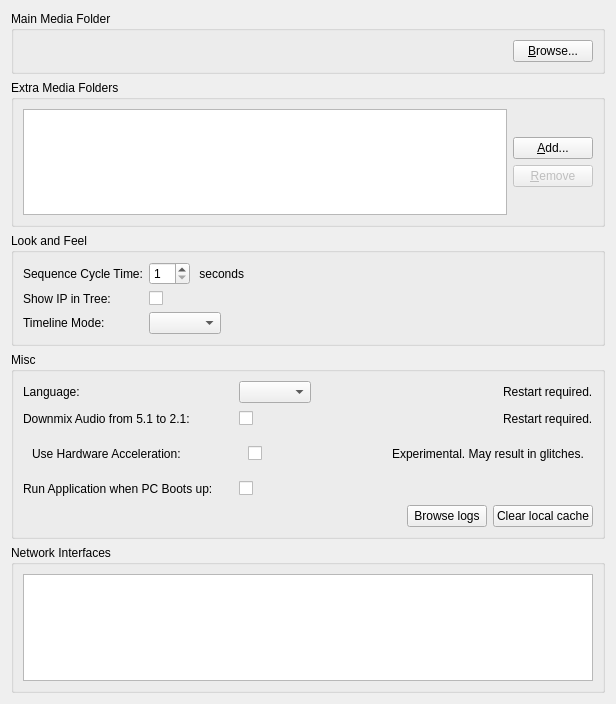
networkoptix/nx_open, file client/src/ui/widgets/settings/general_preferences_widget.ui: the form before one commit.
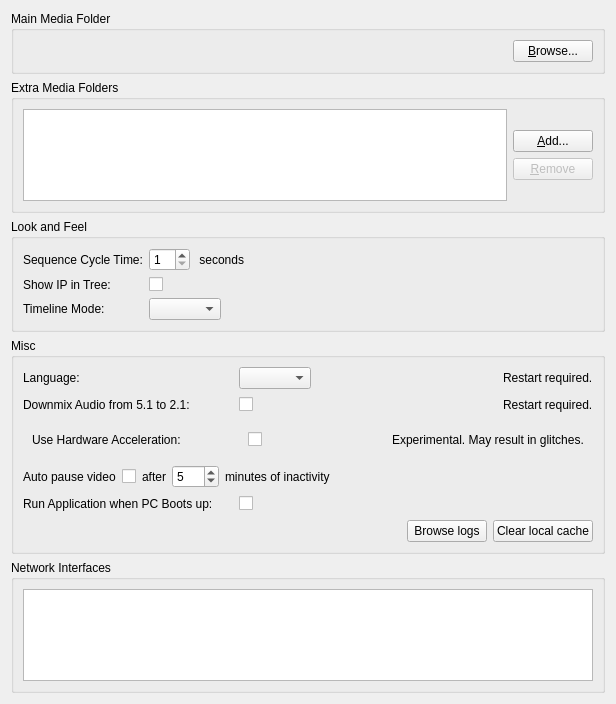
The form after the commit.

Commit message:
inactivity watcher and related settings
<==== Mercurial data ====>
Branch: feature_2654_auto_pause

```diff
--- a/client/src/ui/widgets/settings/general_preferences_widget.ui
+++ b/client/src/ui/widgets/settings/general_preferences_widget.ui
@@ -357,6 +357,82 @@
         </layout>
        </widget>
       </item>
+      <item>
+       <layout class="QHBoxLayout" name="pauseOnInactivityLayout">
+        <item>
+         <widget class="QLabel" name="pauseOnInactivityLabel">
+          <property name="text">
+           <string>Auto pause video</string>
+          </property>
+         </widget>
+        </item>
+        <item>
+         <widget class="QCheckBox" name="pauseOnInactivityCheckBox">
+          <property name="text">
+           <string/>
+          </property>
+         </widget>
+        </item>
+        <item>
+         <widget class="QWidget" name="idleTimeoutWidget" native="true">
+          <layout class="QHBoxLayout" name="horizontalLayout_3">
+           <property name="leftMargin">
+            <number>0</number>
+           </property>
+           <property name="topMargin">
+            <number>0</number>
+           </property>
+           <property name="rightMargin">
+            <number>0</number>
+           </property>
+           <property name="bottomMargin">
+            <number>0</number>
+           </property>
+           <item>
+            <widget class="QLabel" name="idleTimeoutLabel1">
+             <property name="text">
+              <string>after</string>
+             </property>
+            </widget>
+           </item>
+           <item>
+            <widget class="QSpinBox" name="idleTimeoutSpinBox">
+             <property name="minimum">
+              <number>1</number>
+             </property>
+             <property name="maximum">
+              <number>240</number>
+             </property>
+             <property name="value">
+              <number>5</number>
+             </property>
+            </widget>
+           </item>
+           <item>
+            <widget class="QLabel" name="idleTimeoutLabel2">
+             <property name="text">
+              <string>minutes of inactivity</string>
+             </property>
+            </widget>
+           </item>
+          </layout>
+         </widget>
+        </item>
+        <item>
+         <spacer name="horizontalSpacer_7">
+          <property name="orientation">
+           <enum>Qt::Horizontal</enum>
+          </property>
+          <property name="sizeHint" stdset="0">
+           <size>
+            <width>40</width>
+            <height>20</height>
+           </size>
+          </property>
+         </spacer>
+        </item>
+       </layout>
+      </item>
       <item>
        <layout class="QHBoxLayout" name="horizontalLayout_10">
         <item>
```
The commit also changes 7 other files.
